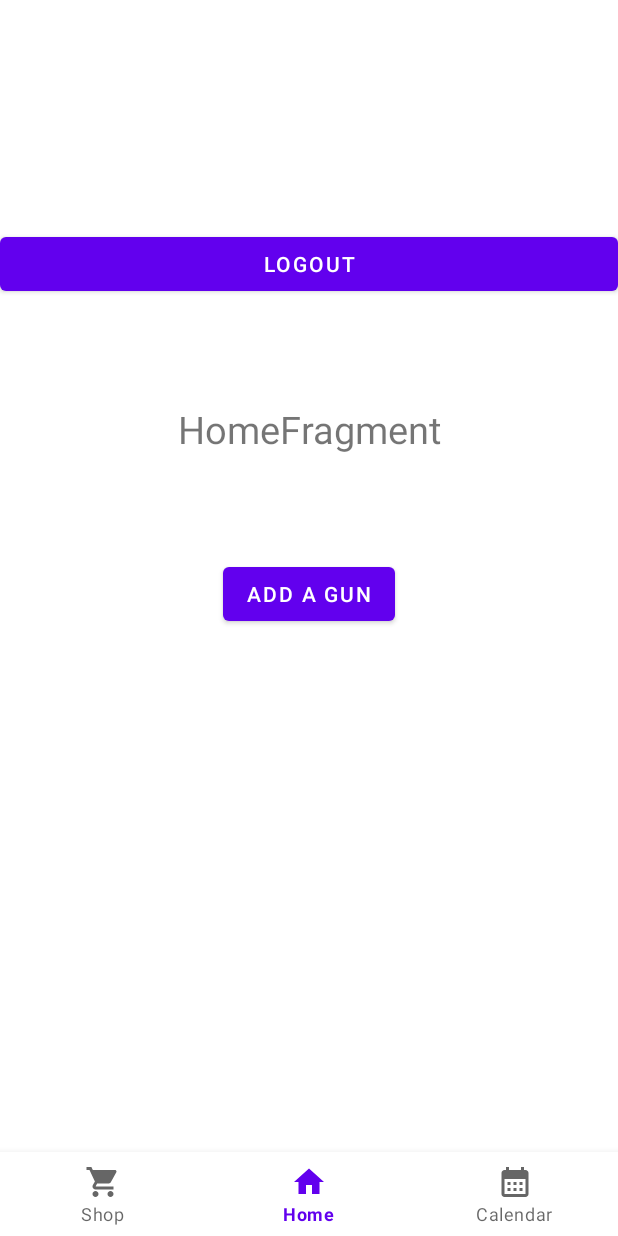
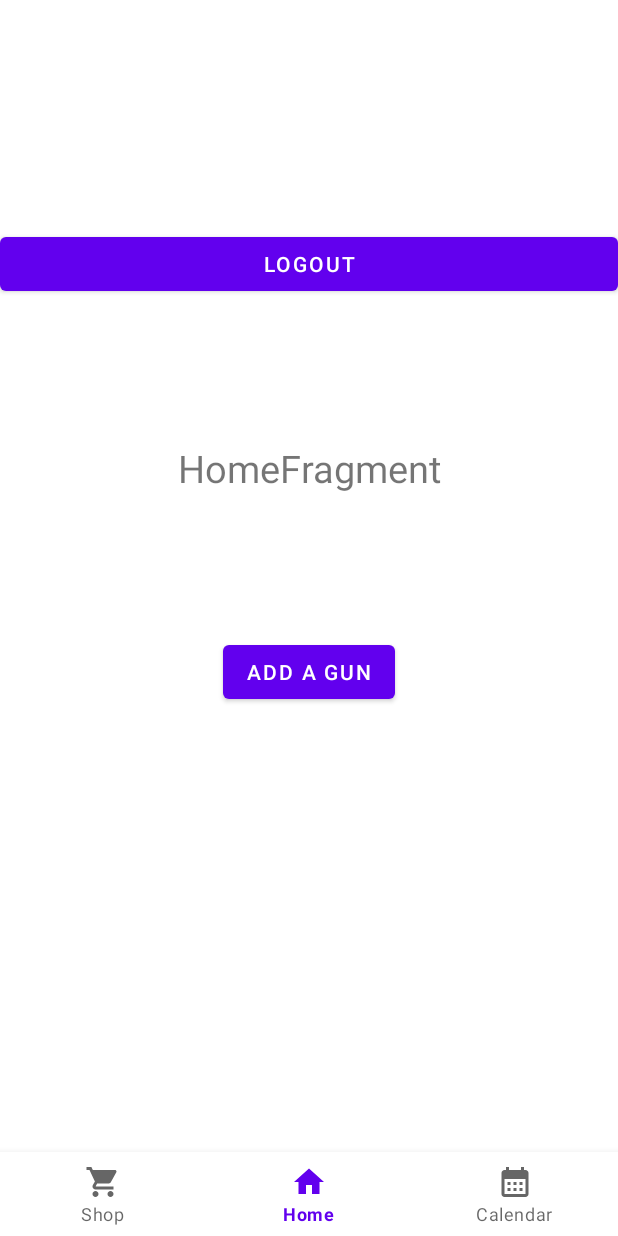
Before and after one commit to TheRabani/MyFinalProject, an Android app: the screen it shows after launch once a user with an empty profile is signed in (MainActivity), on a phone screen of 412 x 824 dp. Run offline under Robolectric (Android 15) with nearby library versions, the phone set to English and light mode, and no system bars; our stand-ins replace Firebase (no records; nobody signed in at launch, a user with empty details on screens opened directly), Picasso.

Commit message:
Nothing really

```diff
--- a/app/src/main/res/layout/fragment_home.xml
+++ b/app/src/main/res/layout/fragment_home.xml
@@ -35,7 +35,7 @@
         android:layout_width="wrap_content"
         android:layout_height="wrap_content"
         android:layout_below="@+id/logout"
-        android:layout_marginTop="172dp"
+        android:layout_marginTop="224dp"
         android:text="Add A Gun"
         app:layout_constraintEnd_toEndOf="parent"
         app:layout_constraintStart_toStartOf="parent"
```
Also changed, not shown: app/src/main/res/drawable/try_two.jpeg (added), 1 other file.
